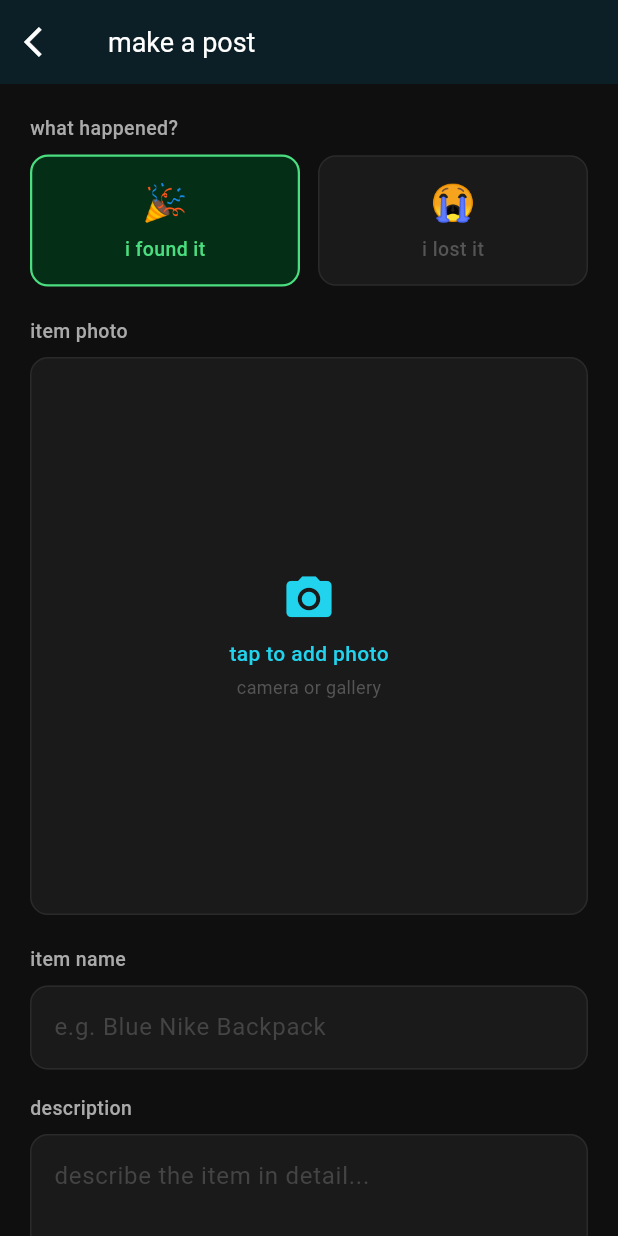
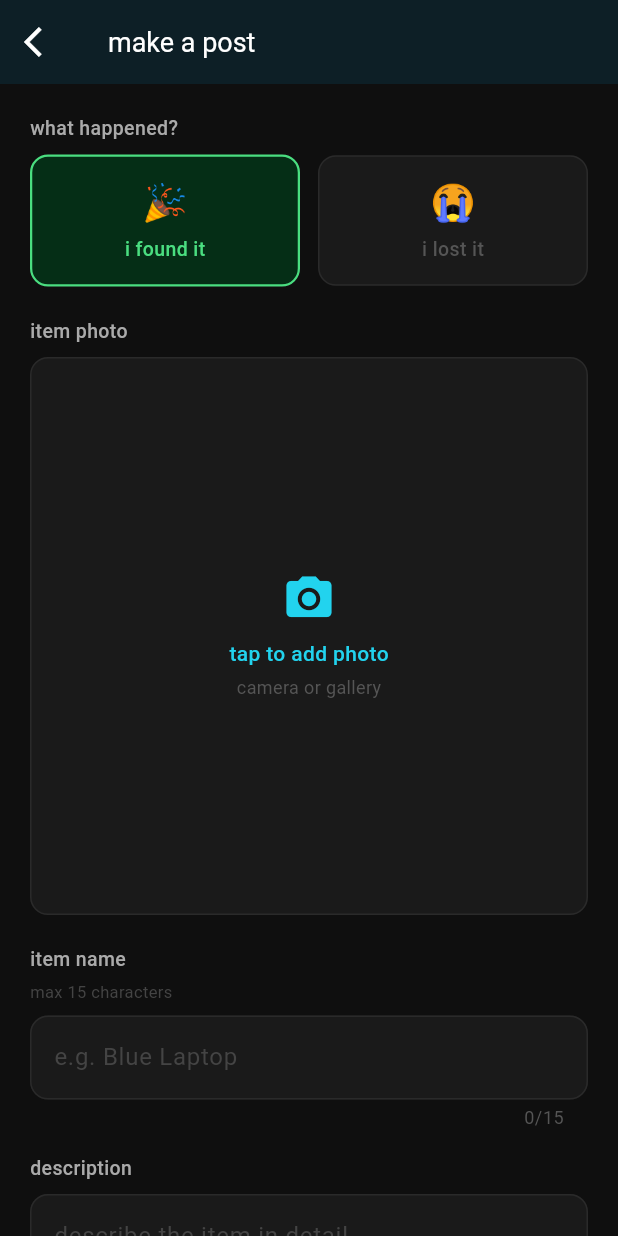
Before and after one commit to bhanukaT56/back-to-you, a Flutter app: the PostScreen screen opened by its route, on a phone screen of 412 x 824 dp. Run offline on Flutter 3.47's test engine with Material 3 defaults, Android fonts, the phone set to English and light mode, and no system bars; our stand-ins replace cloud_firestore, firebase_auth, firebase_core, firebase_storage, flutter_map, geocoding and 4 more; accounts and stored records are empty.

Commit message:
hidden description for found items, restricted item name to 15 characters

```diff
--- a/lib/screens/post_screen.dart
+++ b/lib/screens/post_screen.dart
@@ -458,12 +458,24 @@ class _PostScreenState extends State<PostScreen> {
 
               const SizedBox(height: 20),
 
-              _buildLabel('item name'),
-              const SizedBox(height: 8),
-              _buildTextField(
-                controller: _titleController,
-                hint: 'e.g. Blue Nike Backpack',
-              ),
+           _buildLabel('item name'),
+const SizedBox(height: 4),
+const Text(
+  'max 15 characters',
+  style: TextStyle(
+    color: Color(0xFF444444),
+    fontSize: 11,
+  ),
+),
+const SizedBox(height: 8),
+TextField(
+  controller: _titleController,
+  maxLength: 15,
+  style: const TextStyle(color: Colors.white),
+  decoration: _inputDecoration('e.g. Blue Laptop').copyWith(
+    counterStyle: const TextStyle(color: Color(0xFF555555)),
+  ),
+),
 
               const SizedBox(height: 16),
 
```
Also changed, not shown: lib/screens/item_detail_screen.dart (+37 -0 lines).
